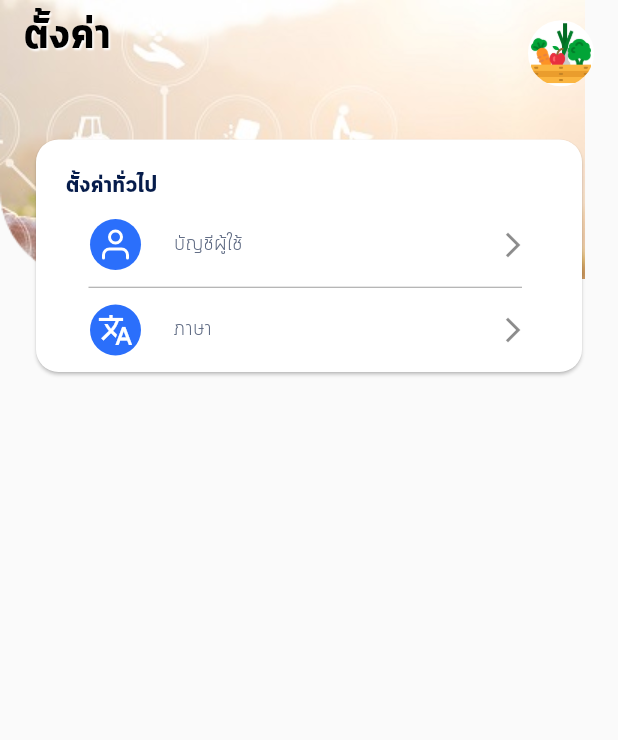
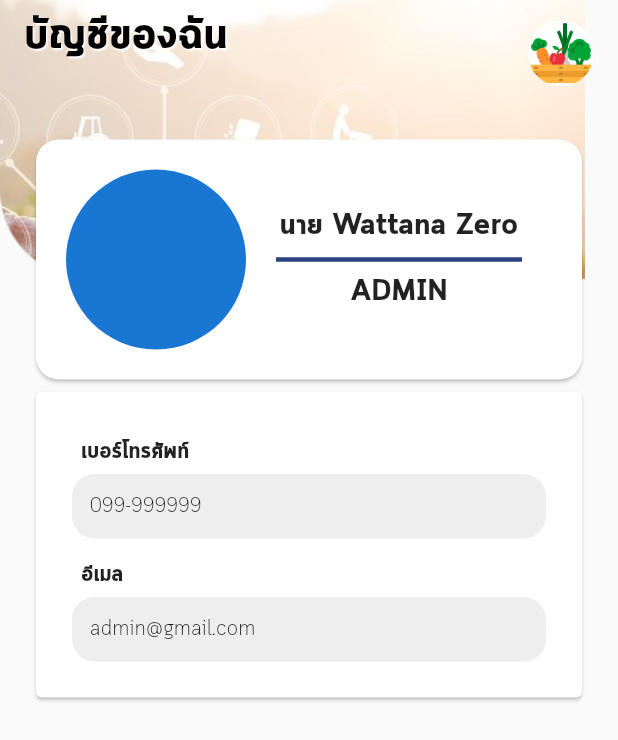
Before and after one commit to WattanaZero/app-farm, a Flutter app: the SettingScreen widget shown alone on an empty page, opened directly, after a tap on "บัญชีผู้ใช้", on a phone screen of 412 x 824 dp. Shown: the top 740 px of the screen. Run offline on Flutter 3.47's test engine with Material 2 defaults, Android fonts, the phone set to English and light mode, and no system bars; our stand-ins replace flutter_feather_icons, flutter_spinkit, get, image_picker, percent_indicator and 2 more; missing offline and left inert: dart:ffi; accounts and stored records are empty; project files that could hold a hidden picture were left out.

Commit message:
update profile

```diff
--- /dev/null
+++ b/lib/Screens/detail/setting_profile_page.dart
@@ -0,0 +1,170 @@
+import 'package:appfarm/model/constants.dart';
+import 'package:appfarm/model/login_model.dart';
+import 'package:appfarm/widgets/topbar/appbarBg.dart';
+import 'package:flutter/material.dart';
+import 'package:shared_preferences/shared_preferences.dart';
+
+class ProfilePage extends StatelessWidget {
+  // const ProfilePage({Key? key}) : super(key: key);
+  LoginResponseModel? data;
+
+  String? username;
+  String fullName = '';
+  String? firstName;
+  String? lastName;
+  String? dateOfBirth;
+  String? mobile;
+  String? email;
+
+  Future<bool> getList(BuildContext context) async {
+    SharedPreferences _prefs = await SharedPreferences.getInstance();
+    username = _prefs.getString('username');
+    firstName = _prefs.getString('firstName');
+    lastName = _prefs.getString('lastName');
+
+    fullName = '$firstName ' ' $lastName';
+
+    dateOfBirth = _prefs.getString('dateOfBirth');
+    mobile = _prefs.getString('mobile');
+    email = _prefs.getString('email');
+    print(username);
+    print(fullName);
+    print(firstName);
+    print(lastName);
+    print(dateOfBirth);
+    print(mobile);
+    print(email);
+    return true;
+  }
+
+  @override
+  Widget build(BuildContext context) {
+    return AppbarBg(
+        title: 'บัญชีของฉัน',
+        topWidget: Container(
+          padding: EdgeInsets.symmetric(horizontal: 20),
+          child: Card(
+            shape: RoundedRectangleBorder(
+              borderRadius: BorderRadius.circular(15.0),
+            ),
+            child: Padding(
+              padding: EdgeInsets.all(20),
+              child: Row(
+                children: [
+                  CircleAvatar(
+                    radius: 60,
+                    // backgroundImage: null != dataEmployee?.data?.image64
+                    //     ? Image.memory(
+                    //         base64Decode(
+                    //             dataEmployee.data.image64.split(',').last),
+                    //         // height: 100,
+                    //         // width: 100,
+                    //         fit: BoxFit.cover,
+                    //       ).image
+                    //     : AssetImage("assets/img/icon/3543456.jpg"),
+                  ),
+                  Expanded(
+                      child: Container(
+                    padding: EdgeInsets.symmetric(horizontal: 20),
+                    child: Column(
+                      children: [
+                        Text(
+                          'นาย Wattana Zero',
+                          overflow: TextOverflow.ellipsis,
+                          style: TextStyle(
+                              fontWeight: FontWeight.bold, fontSize: 20),
+                        ),
+                        Divider(
+                          thickness: 3,
+                          color: Color(0xFF2B447D),
+                        ),
+                        Text(
+                          'ADMIN',
+                          overflow: TextOverflow.ellipsis,
+                          style: TextStyle(
+                              fontWeight: FontWeight.bold, fontSize: 20),
+                        )
+                      ],
+                    ),
+                  ))
+                ],
+              ),
+            ),
+          ),
+        ),
+        child: Container(
+            padding: EdgeInsets.symmetric(horizontal: 20),
+            child: ListView(
+              children: [
+                Card(
+                  child: Padding(
+                    padding: EdgeInsets.all(20),
+                    child: Column(
+                      crossAxisAlignment: CrossAxisAlignment.start,
+                      children: [
+                        Padding(
+                          padding: const EdgeInsets.only(left: 10),
+                          child: Container(
+                            padding: EdgeInsets.only(top: 10),
+                            child: Text(
+                              'เบอร์โทรศัพท์',
+                              style: TextStyle(
+                                  fontWeight: FontWeight.bold, fontSize: 15),
+                            ),
+                          ),
+                        ),
+                        Row(
+                          children: [
+                            Expanded(
+                                child: Container(
+                              child: Card(
+                                shape: RoundedRectangleBorder(
+                                  borderRadius: BorderRadius.circular(15.0),
+                                ),
+                                elevation: 0,
+                                color: Colors.grey[200],
+                                child: Padding(
+                                  padding: const EdgeInsets.all(12),
+                                  child: Text('099-999999'),
+                                ),
+                              ),
+                            ))
+                          ],
+                        ),
+                        Padding(
+                          padding: const EdgeInsets.only(left: 10),
+                          child: Container(
+                            padding: EdgeInsets.only(top: 10),
+                            child: Text(
+                              'อีเมล',
+                              style: TextStyle(
+                                  fontWeight: FontWeight.bold, fontSize: 15),
+                            ),
+                          ),
+                        ),
+                        Row(
+                          children: [
+                            Expanded(
+                                child: Container(
+                              child: Card(
+                                shape: RoundedRectangleBorder(
+                                  borderRadius: BorderRadius.circular(15.0),
+                                ),
+                                elevation: 0,
+                                color: Colors.grey[200],
+                                child: Padding(
+                                  padding: const EdgeInsets.all(12),
+                                  child: Text('admin@gmail.com'),
+                                ),
+                              ),
+                            ))
+                          ],
+                        )
+                      ],
+                    ),
+                  ),
+                )
+              ],
+            )));
+  }
+}
--- a/lib/Screens/setting_page.dart
+++ b/lib/Screens/setting_page.dart
@@ -1,3 +1,4 @@
+import 'package:appfarm/Screens/detail/setting_profile_page.dart';
 import 'package:appfarm/widgets/topbar/appbarBg.dart';
 import 'package:flutter/material.dart';
 import 'package:flutter_feather_icons/flutter_feather_icons.dart';
@@ -18,7 +19,7 @@ class SettingScreen extends StatelessWidget {
             borderRadius: BorderRadius.circular(15.0),
           ),
           child: Padding(
-            padding: const EdgeInsets.fromLTRB(20, 20, 20, 0),
+            padding: const EdgeInsets.fromLTRB(20, 20, 20, 20),
             child: Column(
               crossAxisAlignment: CrossAxisAlignment.start,
               children: <Widget>[
@@ -31,12 +32,12 @@ class SettingScreen extends StatelessWidget {
                 ),
                 ListTile(
                   onTap: () {
-                    // Navigator.push(
-                    //     context,
-                    //     MaterialPageRoute(
-                    //         builder: (context) => ProfileScreen(
-                    //               dataEmployee: data,
-                    //             )));
+                    Navigator.push(
+                        context,
+                        MaterialPageRoute(
+                            builder: (context) => ProfilePage(
+                                  // dataEmployee: data,
+                                )));
                   },
                   leading: Container(
                     decoration: BoxDecoration(
@@ -110,15 +111,38 @@ class SettingScreen extends StatelessWidget {
             ),
           ),
           Padding(
-            padding: const EdgeInsets.symmetric(horizontal: 22, vertical: 15),
-            // child: GradientBtnWg(
-            //   'signOut'.tr,
-            //   onTab: () {
-            //     Navigator.popUntil(context, ModalRoute.withName('/'));
-            //     Get.find<StmAuth>().setLogin(false, null);
-            //   },
-            // ),
-          ),
+              padding: const EdgeInsets.symmetric(horizontal: 22, vertical: 15),
+              child: GestureDetector(
+                onTap: () {
+                  Navigator.popUntil(context, ModalRoute.withName('/'));
+                  // Get.find<StmAuth>().setLogin(false, null);
+                },
+                child: Container(
+                  width: double.infinity,
+                  height: 55,
+                  alignment: FractionalOffset.center,
+                  decoration: BoxDecoration(
+                    gradient: LinearGradient(
+                      colors: <Color>[
+                        Color(0xFF344CC7),
+                        Color(0xFF61A0FF),
+                      ],
+                    ),
+                    borderRadius: BorderRadius.all(
+                      Radius.circular(7.0),
+                    ),
+                  ),
+                  child: Text(
+                    'ออกจากระบบ',
+                    style: const TextStyle(
+                      color: Colors.white,
+                      fontSize: 19.0,
+                      fontWeight: FontWeight.bold,
+                      letterSpacing: 0.3,
+                    ),
+                  ),
+                ),
+              )),
         ],
       ),
     );
--- a/lib/api/api_service.dart
+++ b/lib/api/api_service.dart
@@ -42,5 +42,9 @@ class APIService {
     _prefs?.setString("username", data.username);
     _prefs?.setString("firstName", data.firstName);
     _prefs?.setString("lastName", data.lastName);
+    _prefs?.setString("dateOfBirth", data.dateOfBirth);
+    _prefs?.setString("mobile", data.mobile);
+    _prefs?.setString("email", data.email);
+    // _prefs?.setString("role", data.role);
   }
 }
--- /dev/null
+++ b/lib/model/constants.dart
@@ -0,0 +1,12 @@
+import 'package:flutter/cupertino.dart';
+import 'package:flutter_spinkit/flutter_spinkit.dart';
+
+const spinkit = SpinKitFadingCube(
+  color: Color(0xff6489E0),
+  size: 50.0,
+);
+const waitting = "WAITING";
+const valid = "VALID";
+const out_of_bound = "OUT_OF_BOUND";
+const invaild = "INVALID";
+const admin = "ADMIN";
--- a/lib/model/login_model.dart
+++ b/lib/model/login_model.dart
@@ -1,12 +1,23 @@
 class LoginResponseModel {
-  final String token;
-  final String username;
-  final String firstName;
-  final String lastName;
-  final String error;
+  String token;
+  String username;
+  String firstName;
+  String lastName;
+  String dateOfBirth;
+  String mobile;
+  String email;
+  // final String role;
+  String error;
 
   LoginResponseModel(
-      {required this.username, required this.firstName, required this.lastName, required this.token, required this.error});
+      {required this.username,
+      required this.firstName,
+      required this.lastName,
+      required this.token,
+      required this.error,
+      required this.dateOfBirth,
+      required this.mobile,
+      required this.email});
 
   factory LoginResponseModel.fromJson(Map<String, dynamic> json) {
     return LoginResponseModel(
@@ -14,6 +25,9 @@ class LoginResponseModel {
       username: json["username"] != null ? json["username"] : "",
       firstName: json["firstName"] != null ? json["firstName"] : "",
       lastName: json["lastName"] != null ? json["lastName"] : "",
+      dateOfBirth: json["dateOfBirth"] != null ? json["dateOfBirth"] : "",
+      mobile: json["mobile"] != null ? json["mobile"] : "",
+      email: json["email"] != null ? json["email"] : "",
       error: json["error"] != null ? json["error"] : "",
     );
   }
--- a/pubspec.yaml
+++ b/pubspec.yaml
@@ -43,6 +43,7 @@ dependencies:
   image_picker: ^0.8.4+5
   shared_preferences: ^2.0.12
   flutter_feather_icons: ^2.0.0+1
+  flutter_spinkit: ^5.1.0
 
 dev_dependencies:
   flutter_test:
```
